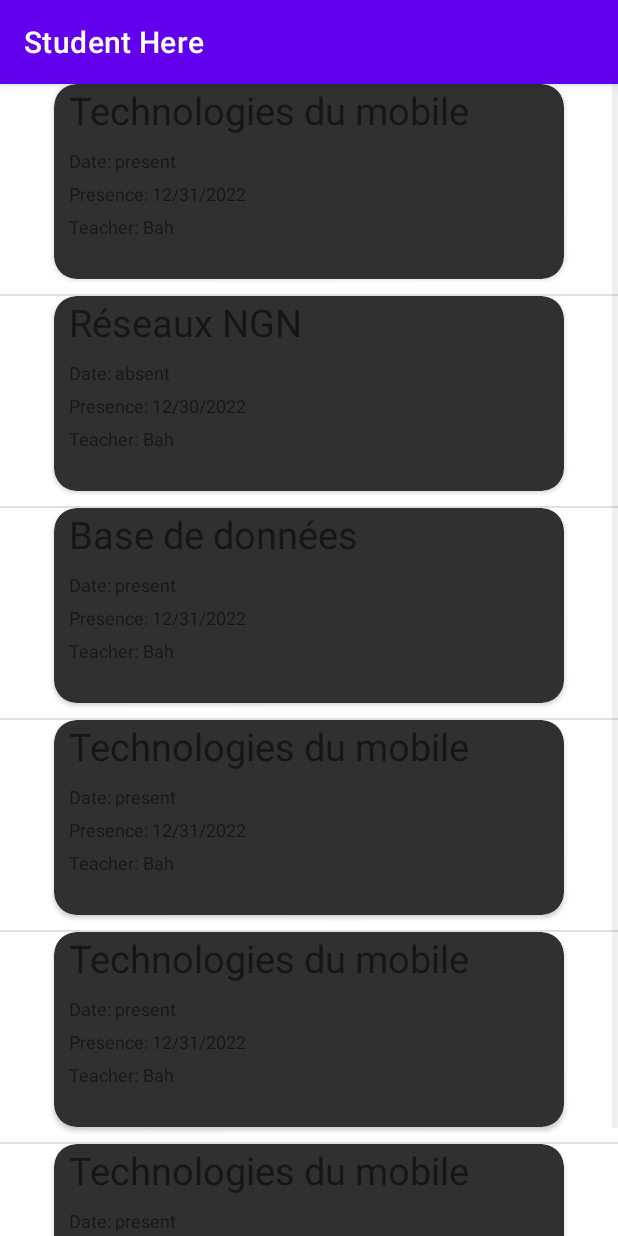
After one commit to El-Ahmed/StudentHere, an Android app: the HistoryActivity screen opened directly, with no data from a screen before it, on a phone screen of 412 x 824 dp. The commit adds this screen. Run offline under Robolectric (Android 15) with nearby library versions, the phone set to English and light mode, and no system bars.

Commit message:
Creating the history activity

```diff
--- a/app/src/main/AndroidManifest.xml
+++ b/app/src/main/AndroidManifest.xml
@@ -15,6 +15,14 @@
         android:supportsRtl="true"
         android:theme="@style/Theme.StudentHere"
         tools:targetApi="31">
+        <activity
+            android:name=".HistoryActivity"
+            android:exported="false">
+            <meta-data
+                android:name="android.app.lib_name"
+                android:value="" />
+        </activity>
+
         <service
             android:name=".AttendanceService"
             android:exported="false" />
--- /dev/null
+++ b/app/src/main/java/ma/ac/emi/studenthere/History.java
@@ -0,0 +1,17 @@
+package ma.ac.emi.studenthere;
+
+public class History {
+
+
+        public String courseName;
+        public String date;
+        public String presence;
+        public String teacherName;
+
+        public History(String courseName, String date, String presence, String teacherName) {
+            this.courseName = courseName;
+            this.date = date;
+            this.presence = presence;
+            this.teacherName = teacherName;
+        }
+}
--- /dev/null
+++ b/app/src/main/java/ma/ac/emi/studenthere/HistoryActivity.java
@@ -0,0 +1,35 @@
+package ma.ac.emi.studenthere;
+
+import androidx.appcompat.app.AppCompatActivity;
+
+import android.os.Bundle;
+import android.widget.ListView;
+
+import java.util.ArrayList;
+
+public class HistoryActivity extends AppCompatActivity {
+
+    @Override
+    protected void onCreate(Bundle savedInstanceState) {
+        super.onCreate(savedInstanceState);
+        setContentView(R.layout.activity_history);
+
+        // Construct the data source
+        ArrayList<History> arrayOfHistories = new ArrayList<History>();
+        arrayOfHistories.add(new History("Technologies du mobile","present", "12/31/2022", "Bah"));
+        arrayOfHistories.add(new History("Réseaux NGN","absent", "12/30/2022", "Bah"));
+        arrayOfHistories.add(new History("Base de données","present", "12/31/2022", "Bah"));
+        arrayOfHistories.add(new History("Technologies du mobile","present", "12/31/2022", "Bah"));
+        arrayOfHistories.add(new History("Technologies du mobile","present", "12/31/2022", "Bah"));
+        arrayOfHistories.add(new History("Technologies du mobile","present", "12/31/2022", "Bah"));
+
+
+        // Create the adapter to convert the array to views
+        HistoryAdapter adapter = new HistoryAdapter(this, arrayOfHistories);
+
+        // Attach the adapter to a ListView
+        ListView listView = (ListView) findViewById(R.id.list);
+        listView.setAdapter(adapter);
+
+    }
+}
--- /dev/null
+++ b/app/src/main/java/ma/ac/emi/studenthere/HistoryAdapter.java
@@ -0,0 +1,43 @@
+package ma.ac.emi.studenthere;
+
+import android.content.Context;
+import android.view.LayoutInflater;
+import android.view.View;
+import android.view.ViewGroup;
+import android.widget.ArrayAdapter;
+import android.widget.TextView;
+
+import androidx.annotation.NonNull;
+
+import java.util.ArrayList;
+
+public class HistoryAdapter extends ArrayAdapter<History> {
+
+    public HistoryAdapter(@NonNull Context context, ArrayList<History> histories) {
+        super(context, 0, histories);
+    }
+
+    @Override
+    public View getView(int position, View convertView, ViewGroup parent) {
+        // Get the data item for this position
+        History history = getItem(position);
+        // Check if an existing view is being reused, otherwise inflate the view
+        if (convertView == null) {
+            convertView = LayoutInflater.from(getContext()).inflate(R.layout.history_item, parent, false);
+        }
+        // Lookup view for data population
+        TextView courseName = (TextView) convertView.findViewById(R.id.courseName);
+        TextView date = (TextView) convertView.findViewById(R.id.date);
+        TextView presence = (TextView) convertView.findViewById(R.id.presence);
+        TextView teacherName = (TextView) convertView.findViewById(R.id.teacherName);
+
+        // Populate the data into the template view using the data object
+        courseName.setText(history.courseName);
+        date.setText(history.date);
+        presence.setText(history.presence);
+        teacherName.setText(history.teacherName);
+
+        // Return the completed view to render on screen
+        return convertView;
+    }
+}
--- a/app/src/main/java/ma/ac/emi/studenthere/MainActivity.java
+++ b/app/src/main/java/ma/ac/emi/studenthere/MainActivity.java
@@ -29,6 +29,7 @@ public class MainActivity extends AppCompatActivity {
     private TextView attendanceView;
     private ProgressBar loading;
     private Button button;
+    private Button btnHistory;
 
     private final BroadcastReceiver mMessageReceiver = new BroadcastReceiver() {
         @Override
@@ -52,6 +53,10 @@ public class MainActivity extends AppCompatActivity {
         Intent intent = new Intent(this, QRScanner.class);
         button.setOnClickListener(view ->
                 startActivityForResult(intent, QRCODE_RESULT ));
+
+        btnHistory = findViewById(R.id.btnHistory);
+        Intent intent1 = new Intent(this, HistoryActivity.class);
+        btnHistory.setOnClickListener(view -> startActivity(intent1));
 
         LocalBroadcastManager.getInstance(this).registerReceiver(mMessageReceiver,
                 new IntentFilter("response-attendance"));
--- /dev/null
+++ b/app/src/main/res/layout/activity_history.xml
@@ -0,0 +1,15 @@
+<?xml version="1.0" encoding="utf-8"?>
+<LinearLayout
+    xmlns:android="http://schemas.android.com/apk/res/android"
+    xmlns:tools="http://schemas.android.com/tools"
+    android:layout_width="match_parent"
+    android:layout_height="match_parent"
+    tools:context=".HistoryActivity"
+    android:orientation="horizontal">
+
+    <ListView
+        android:id="@+id/list"
+        android:layout_width="match_parent"
+        android:layout_height="match_parent"/>
+
+</LinearLayout>
--- a/app/src/main/res/layout/activity_main.xml
+++ b/app/src/main/res/layout/activity_main.xml
@@ -46,7 +46,7 @@
         app:layout_constraintTop_toTopOf="parent" />
 
     <Button
-        android:id="@+id/button3"
+        android:id="@+id/btnHistory"
         android:layout_width="wrap_content"
         android:layout_height="wrap_content"
         android:layout_marginEnd="32dp"
--- /dev/null
+++ b/app/src/main/res/layout/history_item.xml
@@ -0,0 +1,110 @@
+<?xml version="1.0" encoding="utf-8"?>
+<LinearLayout xmlns:android="http://schemas.android.com/apk/res/android"
+    android:layout_width="match_parent"
+    android:layout_height="match_parent"
+    android:orientation="vertical">
+
+    <!--CardView-->
+    <androidx.cardview.widget.CardView xmlns:card_view="http://schemas.android.com/apk/res-auto"
+        android:id="@+id/property_card_view"
+        android:layout_width="340dp"
+        android:layout_height="130dp"
+        android:layout_gravity="center"
+        android:layout_marginBottom="10dp"
+        card_view:cardBackgroundColor="#303030"
+        card_view:cardCornerRadius="15dp"
+        card_view:useCompatPadding="true"
+        card_view:cardPreventCornerOverlap="false"
+        android:clickable="true"
+        android:foreground="?android:attr/selectableItemBackground">
+
+        <LinearLayout
+            android:layout_width="wrap_content"
+            android:layout_height="wrap_content"
+            android:orientation="vertical"
+            android:layout_marginLeft="10dp">
+
+            <LinearLayout
+                android:layout_width="wrap_content"
+                android:layout_height="wrap_content"
+                android:orientation="horizontal"
+                android:layout_marginBottom="8dp"
+                >
+
+
+                <TextView
+                    android:id="@+id/courseName"
+                    android:layout_width="wrap_content"
+                    android:layout_height="wrap_content"
+                    android:textSize="25dp"
+                    android:text="courseName" />
+
+            </LinearLayout>
+
+            <LinearLayout
+                android:layout_width="wrap_content"
+                android:layout_height="wrap_content"
+                android:orientation="horizontal"
+                android:layout_marginBottom="5dp">
+
+                <TextView
+                    android:layout_width="wrap_content"
+                    android:layout_height="wrap_content"
+                    android:text="Date: "
+                    android:textSize="12dp"/>
+
+                <TextView
+                    android:id="@+id/date"
+                    android:layout_width="wrap_content"
+                    android:layout_height="wrap_content"
+                    android:textSize="12dp"
+                    android:text="date"/>
+
+            </LinearLayout>
+
+            <LinearLayout
+                android:layout_width="wrap_content"
+                android:layout_height="wrap_content"
+                android:orientation="horizontal"
+                android:layout_marginBottom="5dp">
+
+                <TextView
+                    android:layout_width="wrap_content"
+                    android:layout_height="wrap_content"
+                    android:textSize="12dp"
+                    android:text="Presence: "/>
+
+                <TextView
+                    android:id="@+id/presence"
+                    android:layout_width="wrap_content"
+                    android:layout_height="wrap_content"
+                    android:textSize="12dp"
+                    android:text="presence" />
+
+            </LinearLayout>
+
+            <LinearLayout
+                android:layout_width="wrap_content"
+                android:layout_height="wrap_content"
+                android:orientation="horizontal"
+                android:layout_marginBottom="5dp">
+
+                <TextView
+                    android:layout_width="wrap_content"
+                    android:layout_height="wrap_content"
+                    android:text="Teacher: "
+                    android:textSize="12dp"/>
+
+                <TextView
+                    android:id="@+id/teacherName"
+                    android:layout_width="wrap_content"
+                    android:layout_height="wrap_content"
+                    android:text="teacherName"
+                    android:textSize="12dp" />
+
+            </LinearLayout>
+
+
+        </LinearLayout>
+    </androidx.cardview.widget.CardView>
+</LinearLayout>
```
